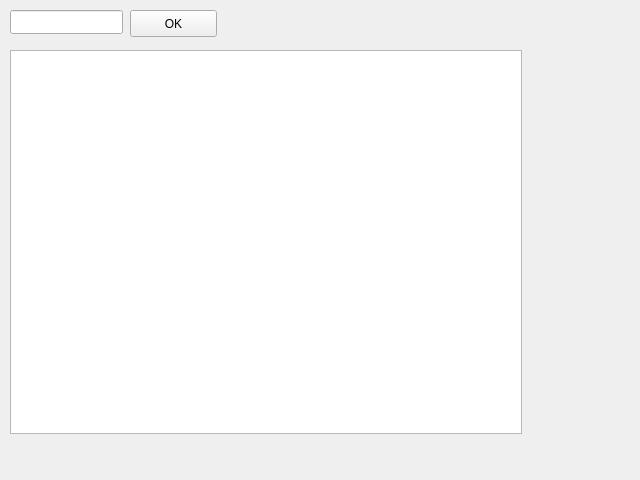
This is ui/main.ui in abduelhamit/Crea-Mod-Manager as Qt 5 draws it before an edit. The edited form follows.
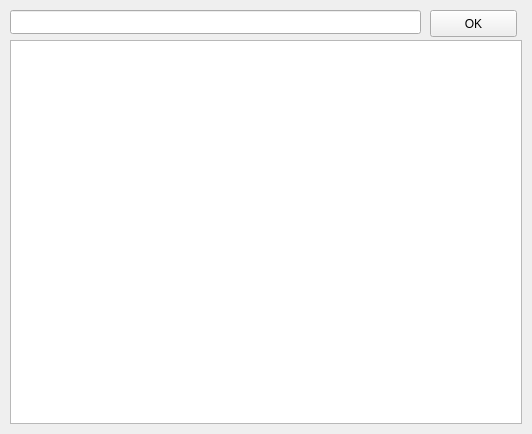
This is the edited form.

Commit message: Make the window a little bit more appealing

```diff
--- a/ui/main.ui
+++ b/ui/main.ui
@@ -6,8 +6,8 @@
    <rect>
     <x>0</x>
     <y>0</y>
-    <width>640</width>
-    <height>480</height>
+    <width>532</width>
+    <height>434</height>
    </rect>
   </property>
   <property name="windowTitle">
@@ -17,7 +17,7 @@
    <widget class="QPushButton" name="pushButton">
     <property name="geometry">
      <rect>
-      <x>130</x>
+      <x>430</x>
       <y>10</y>
       <width>87</width>
       <height>27</height>
@@ -32,7 +32,7 @@
      <rect>
       <x>10</x>
       <y>10</y>
-      <width>113</width>
+      <width>411</width>
       <height>24</height>
      </rect>
     </property>
@@ -41,7 +41,7 @@
     <property name="geometry">
      <rect>
       <x>10</x>
-      <y>50</y>
+      <y>40</y>
       <width>512</width>
       <height>384</height>
      </rect>
```
The commit also changes 1 other file.
